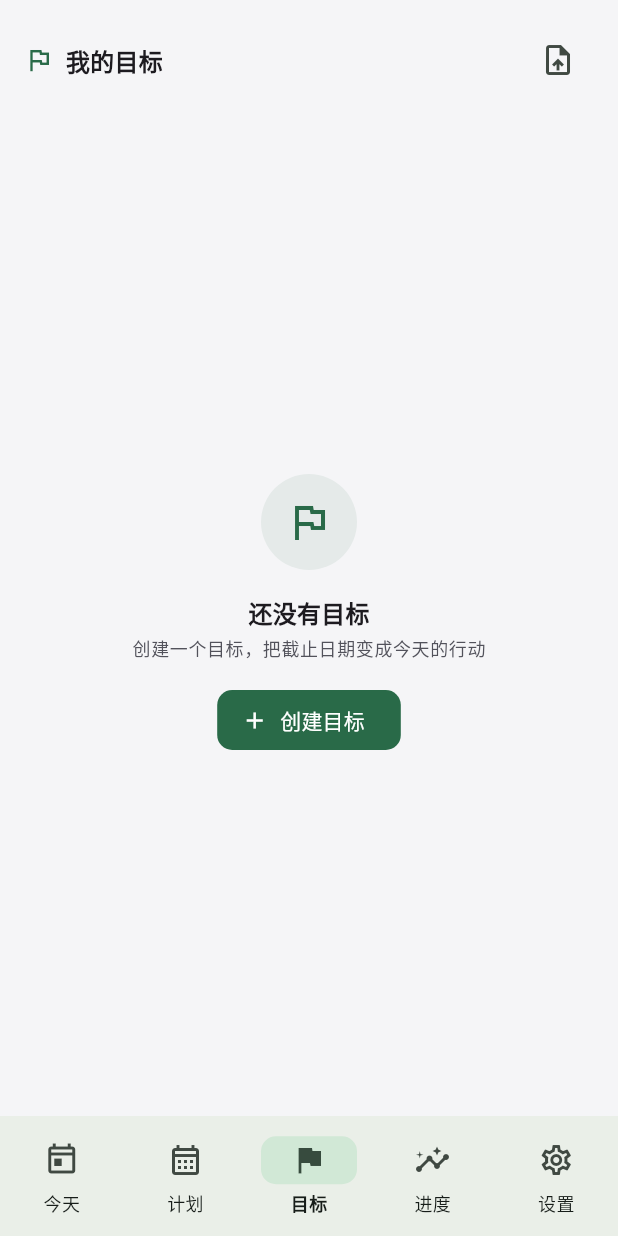
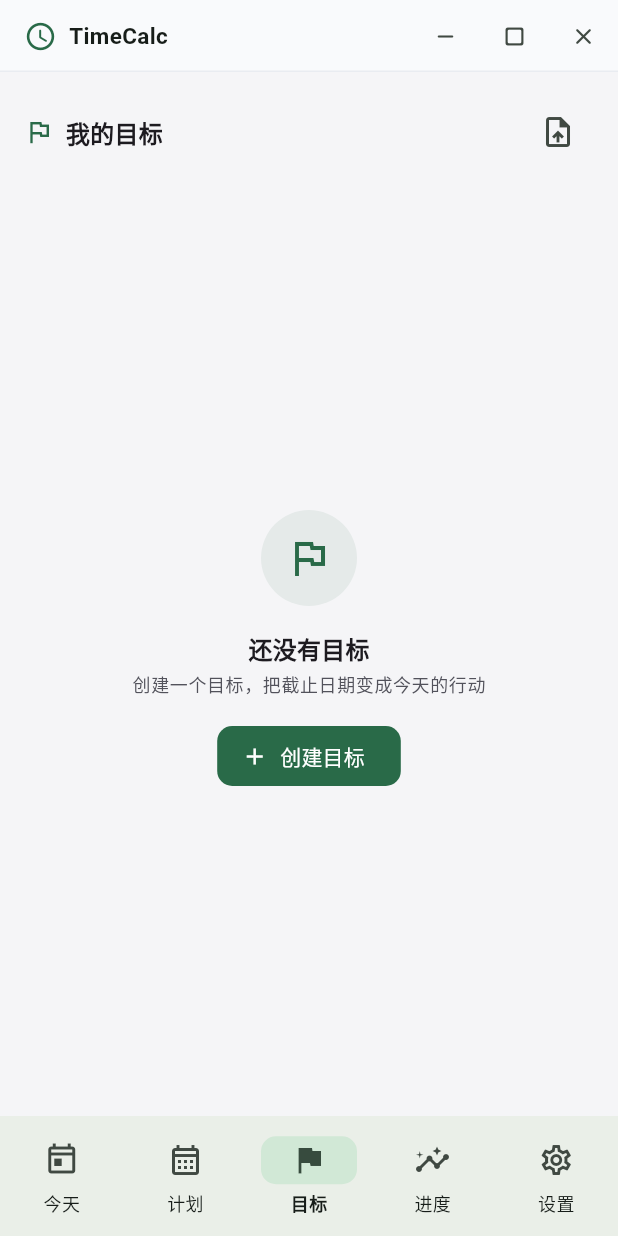
Before and after one commit to xiegaoxiao/timecalc, a Flutter app: the screen it shows after launch, item 3 of the bottom bar chosen, on a phone screen of 412 x 824 dp. Run offline on Flutter 3.47's test engine with Material 3 defaults, Android fonts, the phone set to English and light mode, and no system bars; our stand-ins replace confetti, drift, drift_flutter, fl_chart, flutter_animate, flutter_riverpod and 2 more; missing offline and left inert: file_selector, screen_retriever, tray_manager, window_manager; accounts and stored records are empty; generated files the repository leaves out were written again; statements that could not run were skipped.

Commit message:
refactor(ui): 无边框窗口自绘标题栏 + 侧栏 96px 化 + 今天页卡片浅色化
- 窗口外壳：TitleBarStyle.hidden 隐藏原生标题栏，新增 DesktopChrome/
  CustomTitleBar（48px 品牌栏 + 拖动/双击最大化/右键菜单 + 三窗口按钮，
  关闭仍走托盘逻辑），经 MaterialApp.builder 覆盖所有路由
- 侧栏：品牌头移除（避免与标题栏重复 Logo），NavigationRail 96px + 主题化
  选中态，测试定位兼容
- 卡片：全局 cardTheme 柔和化（黑 4% 轻阴影）、边框 #E9ECF1 变轻；
  倒计时卡改浅色强调底（brand 10% 叠白，跟随 accent 色系），保留文案结构
- 修复：AppDialog 高度上限减去 48px 标题栏，小窗口下内容不再溢出
- 验证：lib 零 analyze 问题，受测套件与干净基线一致、零新增失败

```diff
--- a/lib/app.dart
+++ b/lib/app.dart
@@ -3,6 +3,7 @@ import 'package:flutter_localizations/flutter_localizations.dart';
 import 'package:flutter_riverpod/flutter_riverpod.dart';
 
 import 'core/desktop/desktop_controller.dart';
+import 'core/desktop/window_chrome.dart';
 import 'core/router/app_router.dart';
 import 'core/theme/accent_palette.dart';
 import 'core/theme/app_theme.dart';
@@ -49,6 +50,11 @@ class TimeCalcApp extends ConsumerWidget {
         GlobalWidgetsLocalizations.delegate,
         GlobalCupertinoLocalizations.delegate,
       ],
+      // 无边框窗口外壳（自定义标题栏）：挂在 builder 上覆盖所有路由，
+      // 主页面与详情子页共用同一标题栏；对话框/SnackBar 在 Overlay 层
+      // 不受影响。非桌面平台（窄窗手机布局）也保留标题栏，统一观感。
+      builder: (context, child) =>
+          DesktopChrome(child: child ?? const SizedBox.shrink()),
       routerConfig: router,
     );
   }
--- /dev/null
+++ b/lib/core/desktop/window_chrome.dart
@@ -0,0 +1,265 @@
+import 'package:flutter/material.dart';
+import 'package:window_manager/window_manager.dart';
+
+import '../theme/app_tokens.dart';
+
+/// 自定义标题栏高度（48px）。
+///
+/// 原生标题栏隐藏后由 [CustomTitleBar] 占据顶部；对话框等浮层按
+/// 「窗口高度 − 标题栏」计算可用空间（见 AppDialog），避免内容被裁切。
+const double kTitleBarHeight = 48;
+
+/// 桌面窗口外壳：自定义标题栏 + 内容区。
+///
+/// 原生标题栏已在 main.dart 用 [TitleBarStyle.hidden] 隐藏，这里经
+/// `MaterialApp.builder` 挂到所有路由之上（主页面 + 详情子页共用同一
+/// 标题栏）。对话框/SnackBar 走 Overlay，不受本层影响。
+class DesktopChrome extends StatelessWidget {
+  const DesktopChrome({super.key, required this.child});
+
+  final Widget child;
+
+  @override
+  Widget build(BuildContext context) {
+    return Column(
+      children: [
+        const CustomTitleBar(),
+        Expanded(child: child),
+      ],
+    );
+  }
+}
+
+/// 自绘 48px 标题栏：品牌标识 + 拖动区 + 窗口控制按钮。
+///
+/// 左侧 Logo/名称，右侧最小化/最大化/关闭。标题栏主体可拖动窗口
+/// （`startDragging` 走 WM_SYSCOMMAND SC_MOVE|HTCAPTION，保留 Windows
+/// Aero snap 特性），双击切换最大化，右键弹出系统窗口菜单。最大化状态
+/// 经 [WindowListener] 同步，图标随状态切换。所有平台调用 try/catch
+/// 包裹：widget 测试无插件时静默跳过。
+class CustomTitleBar extends StatefulWidget {
+  const CustomTitleBar({super.key});
+
+  @override
+  State<CustomTitleBar> createState() => _CustomTitleBarState();
+}
+
+class _CustomTitleBarState extends State<CustomTitleBar> with WindowListener {
+  bool _maximized = false;
+
+  @override
+  void initState() {
+    super.initState();
+    // addListener 仅注册本地监听，不触碰平台通道，测试安全。
+    windowManager.addListener(this);
+    _syncMaximized();
+  }
+
+  @override
+  void dispose() {
+    windowManager.removeListener(this);
+    super.dispose();
+  }
+
+  Future<void> _syncMaximized() async {
+    try {
+      final maximized = await windowManager.isMaximized();
+      if (mounted && maximized != _maximized) {
+        setState(() => _maximized = maximized);
+      }
+    } catch (_) {
+      // 平台不可用（widget 测试）：保持默认未最大化。
+    }
+  }
+
+  @override
+  void onWindowMaximize() {
+    if (mounted && !_maximized) setState(() => _maximized = true);
+  }
+
+  @override
+  void onWindowUnmaximize() {
+    if (mounted && _maximized) setState(() => _maximized = false);
+  }
+
+  @override
+  void onWindowRestore() {
+    if (mounted && _maximized) setState(() => _maximized = false);
+  }
+
+  Future<void> _toggleMaximize() async {
+    try {
+      if (_maximized) {
+        await windowManager.unmaximize();
+      } else {
+        await windowManager.maximize();
+      }
+    } catch (_) {
+      // 平台不可用时静默降级。
+    }
+  }
+
+  Future<void> _startDrag() async {
+    try {
+      await windowManager.startDragging();
+    } catch (_) {
+      // 平台不可用时静默降级。
+    }
+  }
+
+  Future<void> _showWindowMenu() async {
+    try {
+      await windowManager.popUpWindowMenu();
+    } catch (_) {
+      // 平台不可用时静默降级。
+    }
+  }
+
+  Future<void> _minimize() async {
+    try {
+      await windowManager.minimize();
+    } catch (_) {
+      // 平台不可用时静默降级。
+    }
+  }
+
+  Future<void> _close() async {
+    try {
+      // 走系统 SC_CLOSE：触发 DesktopController.onWindowClose 的
+      // 托盘/退出逻辑，行为与原生关闭按钮一致。
+      await windowManager.close();
+    } catch (_) {
+      // 平台不可用时静默降级。
+    }
+  }
+
+  @override
+  Widget build(BuildContext context) {
+    final scheme = Theme.of(context).colorScheme;
+    final isDark = Theme.of(context).brightness == Brightness.dark;
+    return Material(
+      // 标题栏背景贴合页面底色：浅色用更冷的浅灰（#F9FAFC），
+      // 深色用 M3 surface；底部 1px hairline 分隔「窗口外壳」与内容区。
+      color: isDark ? scheme.surface : const Color(0xFFF9FAFC),
+      child: DecoratedBox(
+        decoration: BoxDecoration(
+          border: Border(
+            bottom: BorderSide(
+              color: isDark
+                  ? scheme.outlineVariant.withValues(alpha: 0.4)
+                  : AppTokens.neutralBorderLight,
+            ),
+          ),
+        ),
+        child: SizedBox(
+          height: kTitleBarHeight,
+          child: Row(
+          children: [
+            const SizedBox(width: 16),
+            Icon(Icons.access_time_rounded, size: 22, color: scheme.primary),
+            const SizedBox(width: 8),
+            const Text(
+              'TimeCalc',
+              style: TextStyle(fontSize: 15, fontWeight: FontWeight.w600),
+            ),
+            // 拖动区：双击最大化，右键系统窗口菜单，左键拖拽移动窗口。
+            Expanded(
+              child: GestureDetector(
+                behavior: HitTestBehavior.opaque,
+                onDoubleTap: _toggleMaximize,
+                onSecondaryTap: _showWindowMenu,
+                onPanStart: (_) => _startDrag(),
+              ),
+            ),
+            _WindowButton(
+              icon: Icons.remove_rounded,
+              tooltip: '最小化',
+              onTap: _minimize,
+            ),
+            _WindowButton(
+              // 最大化/还原图标随窗口状态切换。
+              icon: _maximized
+                  ? Icons.filter_none_rounded
+                  : Icons.crop_square_rounded,
+              tooltip: _maximized ? '还原' : '最大化',
+              onTap: _toggleMaximize,
+            ),
+            _WindowButton(
+              icon: Icons.close_rounded,
+              tooltip: '关闭',
+              hoverColor: const Color(0xFFE81123),
+              hoverForeground: Colors.white,
+              onTap: _close,
+            ),
+          ],
+        ),
+        ),
+      ),
+    );
+  }
+}
+
+/// 标题栏窗口控制按钮：46×48 命中区（贴近系统按钮规格），hover 显示
+/// 底色，关闭钮 hover 用系统红。
+class _WindowButton extends StatefulWidget {
+  const _WindowButton({
+    required this.icon,
+    required this.tooltip,
+    required this.onTap,
+    this.hoverColor,
+    this.hoverForeground,
+  });
+
+  final IconData icon;
+  final String tooltip;
+  final VoidCallback onTap;
+
+  /// hover 底色（默认 surfaceContainerHighest）。
+  final Color? hoverColor;
+
+  /// hover 前景色（默认 onSurfaceVariant；关闭钮用白）。
+  final Color? hoverForeground;
+
+  @override
+  State<_WindowButton> createState() => _WindowButtonState();
+}
+
+class _WindowButtonState extends State<_WindowButton> {
+  bool _hovered = false;
+
+  @override
+  Widget build(BuildContext context) {
+    final scheme = Theme.of(context).colorScheme;
+    final foreground = _hovered
+        ? (widget.hoverForeground ?? scheme.onSurfaceVariant)
+        : scheme.onSurfaceVariant;
+    final background = _hovered
+        ? (widget.hoverColor ?? scheme.surfaceContainerHighest)
+        : Colors.transparent;
+    return MouseRegion(
+      onEnter: (_) => setState(() => _hovered = true),
+      onExit: (_) => setState(() => _hovered = false),
+      // 标题栏在 Navigator 之上（MaterialApp.builder），无 Overlay 可用，
+      // 不能用 Tooltip；用 Semantics 提供按钮语义标签（NFR-4 键盘/读屏）。
+      child: Semantics(
+        button: true,
+        label: widget.tooltip,
+        child: InkWell(
+          onTap: widget.onTap,
+          // 系统风按钮：无涟漪/高亮，仅 hover 底色。
+          hoverColor: Colors.transparent,
+          highlightColor: Colors.transparent,
+          splashColor: Colors.transparent,
+          child: SizedBox(
+            width: 46,
+            height: 48,
+            child: DecoratedBox(
+              decoration: BoxDecoration(color: background),
+              child: Icon(widget.icon, size: 18, color: foreground),
+            ),
+          ),
+        ),
+      ),
+    );
+  }
+}
--- a/lib/core/theme/app_theme.dart
+++ b/lib/core/theme/app_theme.dart
@@ -114,9 +114,12 @@ abstract final class AppTheme {
       ),
       // 卡片：圆角 12 + 中性细边框 + 轻阴影（token 化；进度页既有语言
       // 的全局化）。clipBehavior: Clip.none 让 fl_chart tooltip 可浮出
-      // 图表边界。
+      // 图表边界。v1.17 柔和化：边框转浅灰 #E9ECF1、阴影转纯黑 4% 低
+      // 透明度（旧 M3 默认 surfaceTint 阴影偏灰重），卡片从「灰边灰影」
+      // 变成「白卡浮于浅底」。
       cardTheme: CardThemeData(
         elevation: 1,
+        shadowColor: Colors.black.withValues(alpha: 0.04),
         clipBehavior: Clip.none,
         color: colorScheme.surface,
         shape: RoundedRectangleBorder(
@@ -126,6 +129,29 @@ abstract final class AppTheme {
                 ? colorScheme.outlineVariant.withValues(alpha: 0.4)
                 : AppTokens.neutralBorderLight,
           ),
+        ),
+      ),
+      // 侧栏 NavigationRail（宽窗桌面壳）：96px 宽度承载图标 + 中文标签
+      // 与品牌头；背景交给外壳面板（_DesktopShell 的 Container）统一，
+      // 这里置透明避免双层底色；选中指示器主色淡底圆角 + 选中标签加粗。
+      navigationRailTheme: NavigationRailThemeData(
+        minWidth: 96,
+        backgroundColor: Colors.transparent,
+        indicatorColor: colorScheme.primary.withValues(alpha: 0.12),
+        indicatorShape: RoundedRectangleBorder(
+          borderRadius: BorderRadius.circular(AppTokens.radiusLg),
+        ),
+        selectedIconTheme: IconThemeData(color: colorScheme.primary),
+        unselectedIconTheme: IconThemeData(color: colorScheme.onSurfaceVariant),
+        selectedLabelTextStyle: TextStyle(
+          fontSize: 12,
+          fontWeight: FontWeight.w600,
+          color: colorScheme.primary,
+        ),
+        unselectedLabelTextStyle: TextStyle(
+          fontSize: 12,
+          fontWeight: FontWeight.w500,
+          color: colorScheme.onSurfaceVariant,
         ),
       ),
       dividerTheme: DividerThemeData(
--- a/lib/core/theme/app_tokens.dart
+++ b/lib/core/theme/app_tokens.dart
@@ -20,8 +20,9 @@ abstract final class AppTokens {
   static const Color neutralBgLight = Color(0xFFF5F5F7);
   /// 卡片表面（白）。
   static const Color neutralSurfaceLight = Color(0xFFFFFFFF);
-  /// 细边框（卡片/分割线，中性冷灰）。
-  static const Color neutralBorderLight = Color(0xFFE4E4E7);
+  /// 细边框（卡片/分割线，中性冷灰）。v1.17 整体变轻（#E4E4E7 →
+  /// #E9ECF1）：卡片「白卡浮于浅底」而非「灰框白卡」。
+  static const Color neutralBorderLight = Color(0xFFE9ECF1);
   /// 主文字（近黑，比 M3 onSurface 更明确）。
   static const Color neutralTextLight = Color(0xFF18181B);
   /// 次级文字（摘要/说明）。
```
Also changed, not shown: lib/core/router/app_router.dart (+23 -5 lines), lib/features/today/presentation/today_page.dart (+19 -16 lines), lib/main.dart (+20 -0 lines), lib/shared/widgets/app_dialog.dart (+7 -1 lines).
